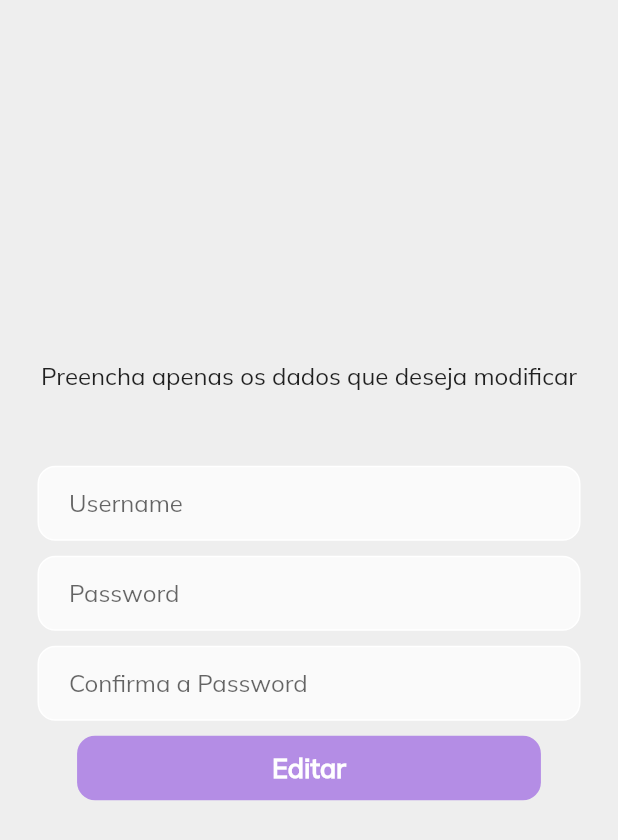
After one commit to MartaMariz/PI_PCAs, a Flutter app: the EditPage screen opened directly, after a tap on "Editar", on a phone screen of 412 x 824 dp. The commit adds this screen. Shown: the top 840 px of the screen. Run offline on Flutter 3.47's test engine with Material 2 defaults, Android fonts, the phone set to English and light mode, and no system bars; our stand-ins replace cloud_firestore, firebase_auth, firebase_core; accounts and stored records are empty; network calls fail.

Commit message:
Edir profile done for normal things such as username and password

```diff
--- a/lib/view/pages/auth/login_code_view.dart
+++ b/lib/view/pages/auth/login_code_view.dart
@@ -120,7 +120,7 @@ class _LoginCodePage extends State<LoginCodePage>{
                             child: Padding(
                                 padding: const EdgeInsets.only(left: 20.0),
                                 child: TextField(
-                                  controller: _usernamaController,
+                                  controller: _usernameController,
                                   decoration: const InputDecoration(
                                       border: InputBorder.none,
                                       hintText: 'Username'
--- a/lib/view/pages/auth/register_view.dart
+++ b/lib/view/pages/auth/register_view.dart
@@ -3,7 +3,6 @@ import 'package:flutter/material.dart';
 
 import '../../../services/auth.dart';
 import '../../../theme.dart';
-import '../home_page_view.dart';
 import '../wrapper.dart';
 
 class RegisterPage extends StatefulWidget{
@@ -34,7 +33,6 @@ class _RegisterPage extends State<RegisterPage>{
     _passwordConfirmController.dispose();
 
     super.dispose();
-
   }
 
   Future createAccount() async {
--- a/lib/view/pages/contacts_view.dart
+++ b/lib/view/pages/contacts_view.dart
@@ -1,5 +1,3 @@
-
-
 import 'package:flutter/cupertino.dart';
 import 'package:flutter/material.dart';
 
@@ -25,10 +23,10 @@ class Contacts extends StatelessWidget{
         width: size.width,
         child: RichText(
           text: const TextSpan(
-            style: TextStyle(color: Colors.black38,  fontSize: 18),
-          children: [ TextSpan(
-             text:  'Conversa com o teu médico de família sobre os teus sintomas e dificuldades. Ele irá encaminhar-te para o serviço de Psicologia mais adequado às tuas necessidades.\n'
-          ),
+            style: TextStyle(color: Colors.black38,  fontSize: 18, height: 1.2),
+            children: [
+              TextSpan(
+                  text:  'Conversa com o teu médico de família sobre os teus sintomas e dificuldades. Ele irá encaminhar-te para o serviço de Psicologia mais adequado às tuas necessidades.\n'),
               TextSpan(
                   text: 'Existem também serviços de Psicologia onde podes marcar consulta:\n',),
               TextSpan(
--- /dev/null
+++ b/lib/view/pages/edit_profile_view.dart
@@ -0,0 +1,188 @@
+import 'package:flutter/cupertino.dart';
+import 'package:flutter/material.dart';
+import 'package:pi_pcas/services/database.dart';
+
+import '../../theme.dart';
+
+class EditPage extends StatefulWidget {
+  EditPage({Key? key, this.user}) : super(key: key);
+
+  final user;
+
+  @override
+  _EditPage createState() => _EditPage(user);
+
+}
+
+class _EditPage extends State<EditPage>{
+
+  final _formKey = GlobalKey<FormState>();
+  final _usernameController = TextEditingController();
+  final _passwordController = TextEditingController();
+  final _passwordConfirmController = TextEditingController();
+  final user;
+  final DatabaseService _database = DatabaseService();
+
+  _EditPage(this.user);
+
+  Future updateData() async {
+    if (_formKey.currentState!.validate()) {
+      String username, password;
+      _usernameController.text.isNotEmpty ?
+        username = _usernameController.text : username = user.username;
+      _passwordController.text.isNotEmpty ?
+        password = _passwordController.text : password = user.password;
+      await _database.updateUserData(user.id, username, password, user.code);
+      Navigator.pop(context);
+    }
+  }
+
+  @override
+  Widget build(BuildContext context) {
+    return Scaffold(
+        resizeToAvoidBottomInset: false,
+        backgroundColor: Colors.grey[200],
+        body: SafeArea(
+          child: Container(
+              child:Form(
+                  key: _formKey,
+                  child: Column(
+                    mainAxisAlignment: MainAxisAlignment.center,
+                    children:  [
+                      const Text('Preencha apenas os dados que deseja modificar',
+                          style: TextStyle(
+                            fontSize:16,
+                          )
+                      ),
+                      const SizedBox( height: 50,),
+                      //username input
+                      Padding( padding: const EdgeInsets.symmetric(horizontal: 25.0),
+                          child: Container(
+                              decoration: BoxDecoration(
+                                color: Colors.grey[50],
+                                border: Border.all(color: Colors.white),
+                                borderRadius: BorderRadius.circular(12),
+                              ),
+                              child:  Padding(
+                                  padding: const EdgeInsets.only(left: 20.0),
+                                  child: TextFormField(
+                                    validator: (value) {
+                                      if (value != null && value.isNotEmpty && value.length <8)  {
+                                        return 'Username deve ter pelo menos 8 caracteres';
+                                      }
+                                      if (value == 'martamariz')  {
+                                        return 'Username já está a ser utilizado';
+                                      }
+                                      return null;
+                                    },
+                                    controller: _usernameController,
+                                    decoration: const InputDecoration(
+                                        border: InputBorder.none,
+                                        hintText: 'Username'
+                                    ),
+                                  )
+
+                              )
+                          )
+                      ),
+                      const SizedBox( height: 10,),
+
+
+                      //password input
+                      Padding( padding: const EdgeInsets.symmetric(horizontal: 25.0),
+                          child: Container(
+                              decoration: BoxDecoration(
+                                color: Colors.grey[50],
+                                border: Border.all(color: Colors.white),
+                                borderRadius: BorderRadius.circular(12),
+                              ),
+                              child: Padding(
+                                  padding: const EdgeInsets.only(left: 20.0),
+                                  child: TextFormField(
+                                    validator: (value) {
+                                      if (value != null && value.isNotEmpty && value.length <8)  {
+                                        return 'Password deve ter pelo menos 8 caracteres';
+                                      }
+                                      return null;
+                                    },
+                                    controller: _passwordController,
+                                    obscureText: true,
+                                    decoration: const InputDecoration(
+                                        border: InputBorder.none,
+                                        hintText: 'Password'
+                                    ),
+                                  )
+
+                              )
+                          )
+                      ),
+                      const SizedBox( height: 10,),
+
+                      //password confirm input
+                      Padding( padding: const EdgeInsets.symmetric(horizontal: 25.0),
+                          child: Container(
+                              decoration: BoxDecoration(
+                                color: Colors.grey[50],
+                                border: Border.all(color: Colors.white),
+                                borderRadius: BorderRadius.circular(12),
+                              ),
+                              child: Padding(
+                                  padding: const EdgeInsets.only(left: 20.0),
+                                  child: TextFormField(
+                                    validator: (value) {
+                                      if (value != _passwordController.text){
+                                        return 'Passwords diferentes';
+                                      }
+                                      else {
+                                        return null;
+                                      }
+                                    },
+                                    controller: _passwordConfirmController,
+                                    obscureText: true,
+                                    decoration: const InputDecoration(
+                                        border: InputBorder.none,
+                                        hintText: 'Confirma a Password'
+                                    ),
+                                  )
+
+                              )
+                          )
+                      ),
+                      const SizedBox( height: 10,),
+
+                      //edit button
+                      Padding(padding: const EdgeInsets.symmetric(horizontal: 1.0),
+                        child: GestureDetector(
+                          onTap: updateData,
+                          child: Container(
+                              padding: const EdgeInsets.fromLTRB(130, 10, 130, 10),
+                              decoration:  BoxDecoration(
+                                color: mainColor,
+                                borderRadius: BorderRadius.circular(12),
+                              ),
+                              child: const Text(
+                                  'Editar',
+                                  style: TextStyle(
+                                      color:  Colors.white,
+                                      fontWeight: FontWeight.bold,
+                                      fontSize: 18
+                                  )
+                              )
+                          ),
+                        ),
+                      ),
+                      const SizedBox( height: 50,),
+
+                    ],
+
+                  )
+              )
+
+          ),
+        )
+
+    );
+  }
+
+
+}
--- a/lib/view/pages/profile_view.dart
+++ b/lib/view/pages/profile_view.dart
@@ -7,6 +7,7 @@ import 'package:provider/provider.dart';
 
 import '../../models/app_user.dart';
 import '../../theme.dart';
+import 'edit_profile_view.dart';
 
 class Profile extends StatefulWidget{
 
@@ -97,7 +98,7 @@ class _ProfileState extends State<Profile>{
                 child: Column(
                   crossAxisAlignment: CrossAxisAlignment.center,
                   children: [
-                    ProfileButton (text: 'Editar Perfil', iconData: Icons.edit, redirect: Contacts(),),
+                    ProfileButton (text: 'Editar Perfil', iconData: Icons.edit, redirect: EditPage(user: user)),
                     ProfileButton (text: 'Contactar um Profissional', iconData: Icons.person, redirect: Contacts()),
                     ProfileButton (text: 'Definições', iconData: Icons.settings, redirect: Contacts()),
                     ProfileButton (text: 'LogOut', iconData: Icons.logout, redirect: LogOutPage()),
--- a/lib/view/pages/wrapper.dart
+++ b/lib/view/pages/wrapper.dart
@@ -12,7 +12,7 @@ class Wrapper extends StatelessWidget {
   @override
   Widget build(BuildContext context) {
     final user = Provider.of<AppUser?>(context);
-
+    print("user" + user.toString());
     //return either authenticate or home
     return user == null ? AuthPage() : const MyHomePage();
   }
```
Lines whose indentation alone changed are shown as unchanged.
